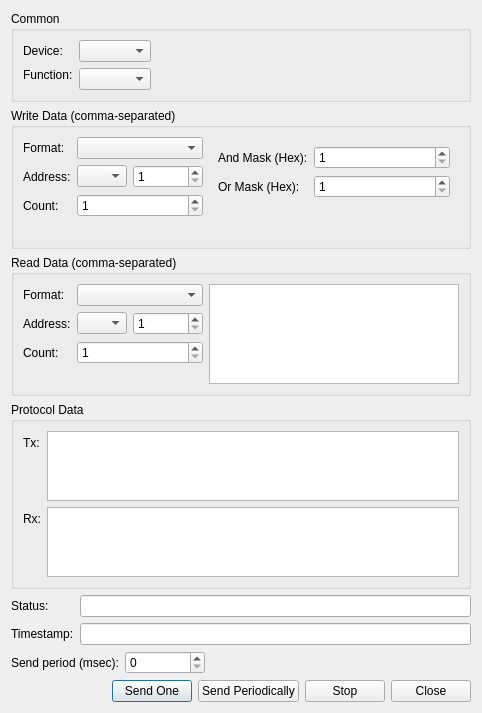
First picture: the form in src/client/gui/sendmessage/client_sendmessageui.ui, repository serhmarch/ModbusTools, before the edit.
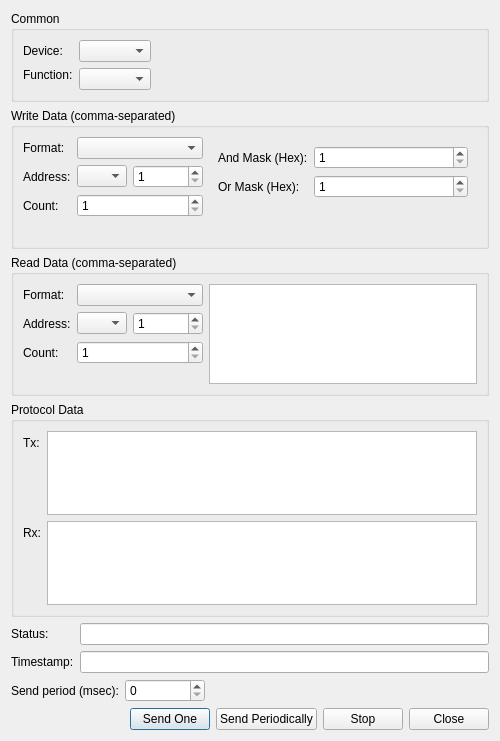
Second picture: the form after the edit.

Commit message: Fixed WriteSingleCoil offset for client SendMessage window, added some icons, fixed Server help files

What changed in the file:
```diff
--- a/src/client/gui/sendmessage/client_sendmessageui.ui
+++ b/src/client/gui/sendmessage/client_sendmessageui.ui
@@ -6,10 +6,16 @@
    <rect>
     <x>0</x>
     <y>0</y>
-    <width>482</width>
-    <height>704</height>
+    <width>500</width>
+    <height>741</height>
    </rect>
   </property>
+  <property name="minimumSize">
+   <size>
+    <width>500</width>
+    <height>0</height>
+   </size>
+  </property>
   <property name="windowTitle">
    <string>Send Message</string>
   </property>
```
The commit also changes 33 other files.
